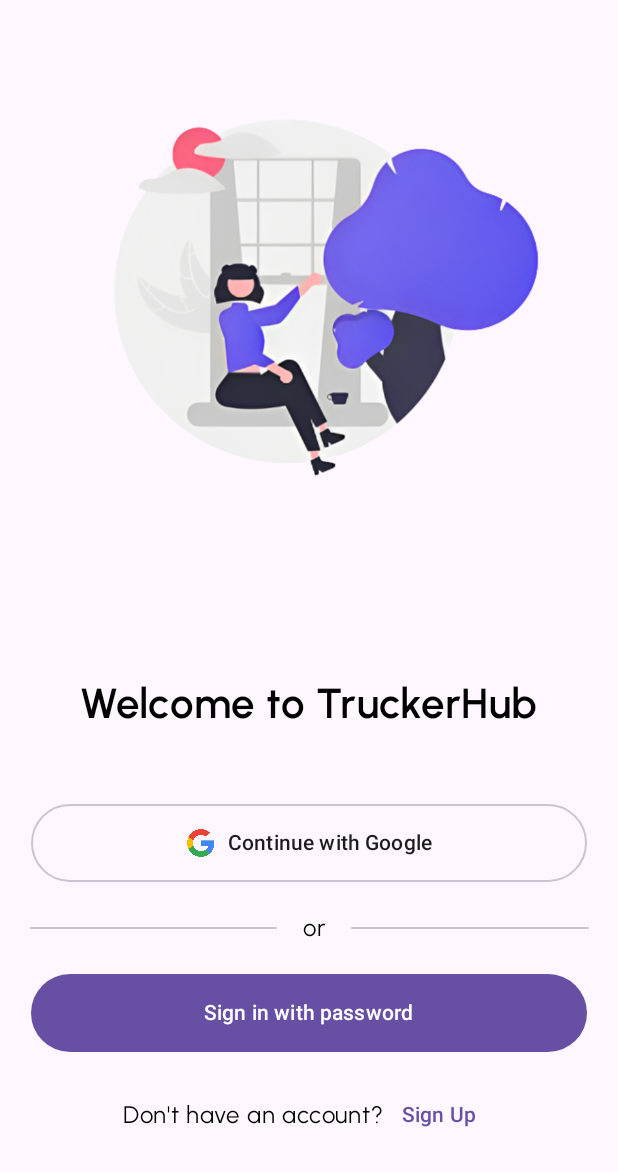
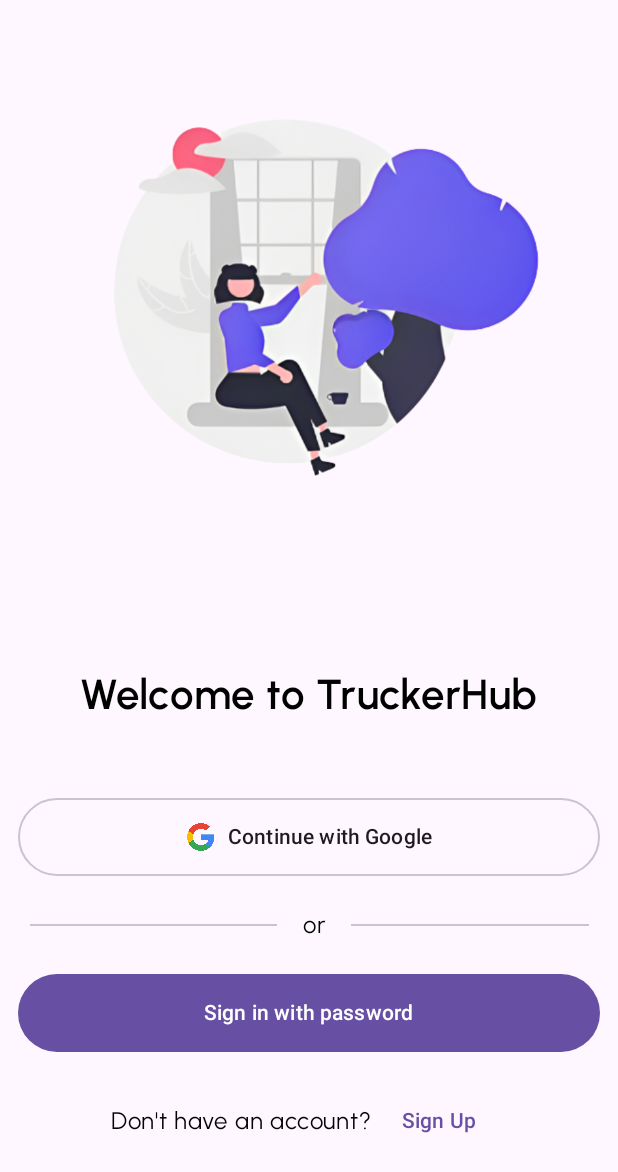
Before and after one commit to abulnes16/truckers-app, an Android app built with Jetpack Compose: the screen it shows after launch (MainActivity), on a phone screen of 412 x 824 dp. Shown: the top 1172 px of the screen. Run offline under Robolectric (Android 15) with nearby library versions, the light colour scheme and no system bars.

Commit message:
Create Button.kt for managing multiple button types in the app

```diff
--- /dev/null
+++ b/app/src/main/java/com/abulnes/trucker_app/ui/components/atoms/Button.kt
@@ -0,0 +1,133 @@
+package com.abulnes.trucker_app.ui.components.atoms
+
+import androidx.annotation.StringRes
+import androidx.compose.foundation.layout.Row
+import androidx.compose.foundation.layout.fillMaxWidth
+import androidx.compose.foundation.layout.padding
+import androidx.compose.material3.Button
+import androidx.compose.material3.ButtonDefaults
+import androidx.compose.material3.FilledTonalButton
+import androidx.compose.material3.MaterialTheme
+import androidx.compose.material3.OutlinedButton
+import androidx.compose.material3.Text
+import androidx.compose.material3.TextButton
+import androidx.compose.runtime.Composable
+import androidx.compose.ui.Alignment
+import androidx.compose.ui.Modifier
+import androidx.compose.ui.res.stringResource
+import androidx.compose.ui.tooling.preview.Preview
+import androidx.compose.ui.unit.dp
+import com.abulnes.trucker_app.R
+import com.abulnes.trucker_app.ui.theme.TruckerAppTheme
+
+enum class ButtonTypes {
+    PRIMARY, OUTLINE, SECONDARY, PRIMARY_TEXT
+}
+
+@Composable
+fun ButtonContent(
+    modifier: Modifier = Modifier,
+    text: Int? = null,
+    content: (@Composable () -> Unit)? = null,
+) {
+    val contentModifier = modifier.padding(8.dp)
+    if (text != null) {
+        Text(
+            text = stringResource(id = text),
+            modifier = contentModifier
+        )
+    }
+
+    if (content != null) {
+        Row(modifier = contentModifier, verticalAlignment = Alignment.CenterVertically) {
+            content()
+        }
+
+    }
+}
+
+@Composable
+fun MainButton(
+    onClick: () -> Unit,
+    modifier: Modifier = Modifier,
+    type: ButtonTypes = ButtonTypes.PRIMARY,
+    @StringRes text: Int? = null,
+    textModifier: Modifier = Modifier,
+    content: (@Composable () -> Unit)? = null
+) {
+
+    val buttonModifier = modifier
+        .fillMaxWidth(1f)
+        .padding(horizontal = 12.dp, vertical = 8.dp)
+
+    when (type) {
+        ButtonTypes.PRIMARY -> {
+            Button(onClick = onClick, modifier = buttonModifier) {
+                ButtonContent(text = text, modifier = textModifier, content = content)
+            }
+        }
+
+        ButtonTypes.OUTLINE -> {
+            OutlinedButton(
+                onClick = onClick,
+                modifier = buttonModifier,
+                colors = ButtonDefaults.outlinedButtonColors(contentColor = MaterialTheme.colorScheme.onBackground)
+            ) {
+                ButtonContent(text = text, modifier = textModifier, content = content)
+            }
+        }
+
+        ButtonTypes.SECONDARY -> {
+            FilledTonalButton(
+                onClick = onClick,
+                modifier = buttonModifier,
+                colors = ButtonDefaults.filledTonalButtonColors(contentColor = MaterialTheme.colorScheme.primary)
+            ) {
+                ButtonContent(text = text, modifier = textModifier, content = content)
+            }
+        }
+
+        ButtonTypes.PRIMARY_TEXT -> {
+            TextButton(onClick = onClick, modifier = modifier) {
+                ButtonContent(text = text, modifier = textModifier, content = content)
+            }
+        }
+
+
+    }
+
+
+}
+
+
+@Preview(showBackground = true)
+@Composable
+fun PrimaryButtonPreview() {
+    TruckerAppTheme {
+        MainButton(onClick = { /*TODO*/ }, text = R.string.sign_up)
+    }
+}
+
+@Preview(showBackground = true)
+@Composable
+fun SecondaryButtonPreview() {
+    TruckerAppTheme {
+        MainButton(onClick = { /*TODO*/ }, type = ButtonTypes.SECONDARY, text = R.string.sign_up)
+    }
+}
+
+@Preview(showBackground = true)
+@Composable
+fun OutlineButtonPreview() {
+    TruckerAppTheme {
+        MainButton(onClick = { /*TODO*/ }, type = ButtonTypes.OUTLINE, text = R.string.sign_up)
+    }
+}
+
+@Preview(showBackground = true)
+@Composable
+fun PrimaryTextButtonPreview() {
+    TruckerAppTheme {
+        MainButton(onClick = { /*TODO*/ }, type = ButtonTypes.PRIMARY_TEXT, text = R.string.sign_up)
+    }
+}
--- a/app/src/main/java/com/abulnes/trucker_app/ui/components/Screen.kt
+++ b/app/src/main/java/com/abulnes/trucker_app/ui/components/atoms/Screen.kt
@@ -1,4 +1,4 @@
-package com.abulnes.trucker_app.ui.components
+package com.abulnes.trucker_app.ui.components.atoms
 
 import androidx.compose.foundation.background
 import androidx.compose.foundation.layout.Arrangement
--- a/app/src/main/java/com/abulnes/trucker_app/ui/screens/auth/Welcome.kt
+++ b/app/src/main/java/com/abulnes/trucker_app/ui/screens/auth/Welcome.kt
@@ -9,23 +9,21 @@
 import androidx.compose.foundation.layout.height
 import androidx.compose.foundation.layout.padding
 import androidx.compose.foundation.layout.width
-import androidx.compose.material3.Button
 import androidx.compose.material3.Divider
 import androidx.compose.material3.MaterialTheme
-import androidx.compose.material3.OutlinedButton
 import androidx.compose.material3.Text
-import androidx.compose.material3.TextButton
 import androidx.compose.runtime.Composable
 import androidx.compose.ui.Alignment
 import androidx.compose.ui.Modifier
 import androidx.compose.ui.res.painterResource
 import androidx.compose.ui.res.stringResource
-import androidx.compose.ui.text.font.FontWeight
 import androidx.compose.ui.text.style.TextAlign
 import androidx.compose.ui.tooling.preview.Preview
 import androidx.compose.ui.unit.dp
 import com.abulnes.trucker_app.R
-import com.abulnes.trucker_app.ui.components.Screen
+import com.abulnes.trucker_app.ui.components.atoms.ButtonTypes
+import com.abulnes.trucker_app.ui.components.atoms.MainButton
+import com.abulnes.trucker_app.ui.components.atoms.Screen
 import com.abulnes.trucker_app.ui.theme.TruckerAppTheme
 
 @Composable
@@ -53,14 +51,9 @@
                 style = MaterialTheme.typography.displaySmall,
                 modifier = Modifier.padding(bottom = 32.dp)
             )
-            OutlinedButton(
+            MainButton(
+                type = ButtonTypes.OUTLINE,
                 onClick = { /*TODO*/ },
-                modifier = Modifier
-                    .fillMaxWidth(0.9f)
-            ) {
-                Row(
-                    verticalAlignment = Alignment.CenterVertically,
-                    modifier = Modifier.padding(vertical = 8.dp)
             ) {
                 Image(
                     painter = painterResource(id = R.drawable.google_logo),
@@ -71,10 +64,9 @@
                         .height(20.dp)
                 )
                 Text(
-                        text = stringResource(id = R.string.continue_with_google),
-                        color = MaterialTheme.colorScheme.onBackground,
+                    text = stringResource(id = R.string.continue_with_google)
                 )
-                }
+
             }
             Row(
                 verticalAlignment = Alignment.CenterVertically,
@@ -90,18 +82,15 @@
                 Divider(modifier = Modifier.fillMaxWidth(0.8f))
 
             }
-            Button(onClick = { /*TODO*/ }, modifier = Modifier.fillMaxWidth(0.9f)) {
-                Text(
-                    text = stringResource(id = R.string.sign_in_with_password),
-                    modifier = Modifier.padding(8.dp)
-                )
-            }
+            MainButton(onClick = { /*TODO*/ }, text = R.string.sign_in_with_password)
 
             Row(verticalAlignment = Alignment.CenterVertically) {
                 Text(text = stringResource(id = R.string.dont_have_account))
-                TextButton(onClick = { /*TODO*/ }) {
-                    Text(text = stringResource(id = R.string.sign_up))
-                }
+                MainButton(
+                    onClick = { /*TODO*/ },
+                    type = ButtonTypes.PRIMARY_TEXT,
+                    text = R.string.sign_up
+                )
             }
         }
 
```
Lines whose indentation alone changed are shown as unchanged.
